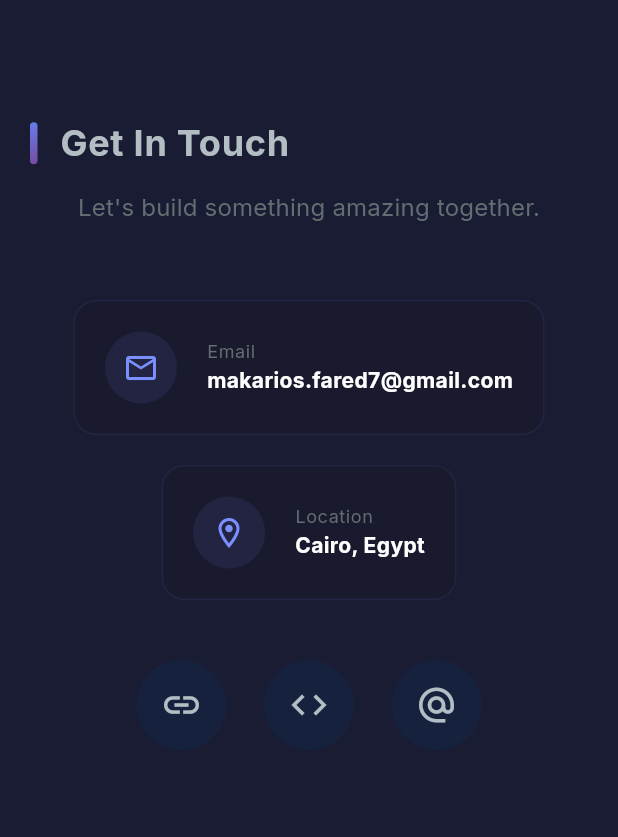
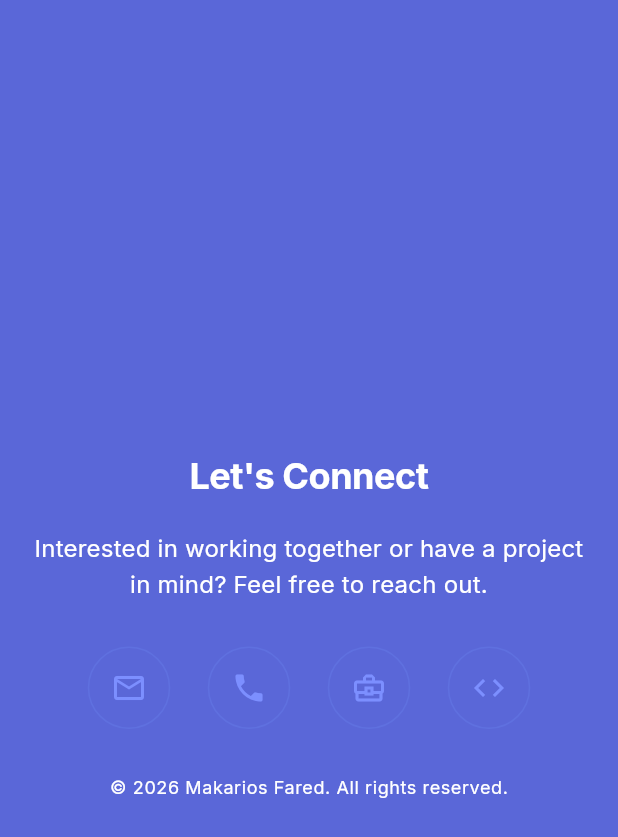
Before and after one commit to MakariosFared/portfolio, a Flutter app: the ConnectWithMe widget shown alone on an empty page, opened directly, on a phone screen of 412 x 824 dp. Shown: the top 837 px of the screen. Run offline on Flutter 3.47's test engine with Material 3 defaults, Android fonts, the phone set to English and light mode, and no system bars; our stand-ins replace animate_do, device_preview, dio, google_fonts, visibility_detector.

```diff
--- a/lib/core/widgets/section_header.dart
+++ b/lib/core/widgets/section_header.dart
@@ -30,7 +30,7 @@ class SectionHeader extends StatelessWidget {
           Text(
             title,
             style: AppTypography.h2.copyWith(
-              color: AppColors.textLight,
+              color: AppColors.textOnPrimary,
               fontSize: isMobile ? 24 : 32,
               fontWeight: FontWeight.bold,
               letterSpacing: 0.5,
--- a/lib/features/home/views/home_tablet.dart
+++ b/lib/features/home/views/home_tablet.dart
@@ -132,7 +132,9 @@ class _NavButton extends StatelessWidget {
       onPressed: onTap,
       child: Text(
         title,
-        style: AppTypography.bodyMedium.copyWith(color: AppColors.textLight),
+        style: AppTypography.bodyMedium.copyWith(
+          color: AppColors.textOnPrimary,
+        ),
       ),
     );
   }
--- a/lib/features/home/widgets/connect_with_me.dart
+++ b/lib/features/home/widgets/connect_with_me.dart
@@ -1,13 +1,24 @@
 import 'package:flutter/material.dart';
+import 'package:my_portfolio/core/widgets/scroll_reveal.dart';
 import 'package:url_launcher/url_launcher.dart';
 import '../../../../core/theme/colors.dart';
 import '../../../../core/theme/typography.dart';
-import '../../../../core/widgets/scroll_reveal.dart';
-import '../../../../core/widgets/section_header.dart';
 import '../../../../core/utils/responsive/size_config.dart';
 
-class ConnectWithMe extends StatelessWidget {
+class ConnectWithMe extends StatefulWidget {
   const ConnectWithMe({super.key});
+
+  @override
+  State<ConnectWithMe> createState() => _ConnectWithMeState();
+}
+
+class _ConnectWithMeState extends State<ConnectWithMe> {
+  // ================== EDIT YOUR DATA HERE ==================
+  final String email = "your_email@example.com";
+  final String whatsappNumber = "201000000000";
+  final String linkedInUrl = "https://linkedin.com/in/your-profile";
+  final String githubUrl = "https://github.com/your-username";
+  // =========================================================
 
   @override
   Widget build(BuildContext context) {
@@ -15,236 +26,144 @@ class ConnectWithMe extends StatelessWidget {
     bool isMobile = SizeConfig.isMobile;
 
     return Container(
+      width: double.infinity,
       padding: EdgeInsets.symmetric(
-        horizontal: isMobile ? 20 : 40,
-        vertical: 80,
+        horizontal: isMobile ? 20 : 30,
+        vertical: isMobile ? 12 : 20,
       ),
-      color: AppColors.surfaceDark.withValues(alpha: 0.3),
+      color: AppColors.primaryDark,
       child: Column(
+        mainAxisAlignment: MainAxisAlignment.center,
         children: [
-          SectionHeader(title: 'Get In Touch'),
-          const SizedBox(height: 15),
+          SizedBox(height: 12),
           ScrollReveal(
             type: ScrollRevealType.fadeSlideUp,
-            delay: const Duration(milliseconds: 200),
+            delay: const Duration(milliseconds: 300),
             child: Text(
-              "Let's build something amazing together.",
-              style: AppTypography.bodyLarge.copyWith(
-                color: AppColors.textSecondary,
+              "Let's Connect",
+              style: AppTypography.h2.copyWith(
+                color: Colors.white,
+                fontWeight: FontWeight.bold,
               ),
               textAlign: TextAlign.center,
             ),
           ),
-          const SizedBox(height: 50),
-          isMobile
-              ? Column(
-                  children: [
+          const SizedBox(height: 20),
           ScrollReveal(
             type: ScrollRevealType.fadeSlideUp,
             delay: const Duration(milliseconds: 300),
-                      child: _buildContactInfo(),
+            child: ConstrainedBox(
+              constraints: const BoxConstraints(maxWidth: 600),
+              child: Text(
+                "Interested in working together or have a project in mind? Feel free to reach out.",
+                style: AppTypography.bodyLarge.copyWith(
+                  color: AppColors.textOnPrimary,
                 ),
-                    const SizedBox(height: 40),
+                textAlign: TextAlign.center,
+              ),
+            ),
+          ),
+          const SizedBox(height: 30),
+
+          /// SOCIAL ICONS ROW
           ScrollReveal(
-                      type: ScrollRevealType.zoomFade,
-                      delay: const Duration(milliseconds: 400),
-                      child: _buildSocialLinks(),
+            type: ScrollRevealType.fadeSlideUp,
+            delay: const Duration(milliseconds: 300),
+            child: Wrap(
+              alignment: WrapAlignment.center,
+              spacing: 25,
+              runSpacing: 25,
+              children: [
+                _SocialButton(
+                  icon: Icons.email_outlined,
+                  onTap: () => _launch("mailto:$email"),
+                ),
+                _SocialButton(
+                  icon: Icons.phone,
+                  onTap: () =>
+                      _launch("https://wa.me/$whatsappNumber"),
+                ),
+                _SocialButton(
+                  icon: Icons.business_center_outlined,
+                  onTap: () => _launch(linkedInUrl),
+                ),
+                _SocialButton(
+                  icon: Icons.code,
+                  onTap: () => _launch(githubUrl),
                 ),
               ],
-                )
-              : Row(
-                  mainAxisAlignment: MainAxisAlignment.spaceEvenly,
-                  children: [
-                    Expanded(
-                      child: ScrollReveal(
-                        type: ScrollRevealType.fadeSlideUp,
-                        delay: const Duration(milliseconds: 300),
-                        child: _buildContactInfo(),
             ),
           ),
-                    Expanded(
-                      child: ScrollReveal(
-                        type: ScrollRevealType.zoomFade,
-                        delay: const Duration(milliseconds: 400),
-                        child: _buildSocialLinks(),
+
+          const SizedBox(height: 30),
+
+          /// FOOTER TEXT
+          Text(
+            "© ${DateTime.now().year} Makarios Fared. All rights reserved.",
+            style: AppTypography.bodySmall.copyWith(
+              color: AppColors.textOnPrimary,
             ),
-                    ),
-                  ],
           ),
         ],
       ),
     );
   }
 
-  Widget _buildContactInfo() {
-    return Column(
-      children: [
-        _ContactItem(
-          icon: Icons.email_outlined,
-          title: 'Email',
-          value: 'makarios.fared7@gmail.com',
-          onTap: () => launchUrl(Uri.parse('mailto:makarios.fared7@gmail.com')),
-        ),
-        const SizedBox(height: 20),
-        _ContactItem(
-          icon: Icons.location_on_outlined,
-          title: 'Location',
-          value: 'Cairo, Egypt',
-          onTap: () {},
-        ),
-      ],
-    );
-  }
-
-  Widget _buildSocialLinks() {
-    return Row(
-      mainAxisAlignment: MainAxisAlignment.center,
-      children: [
-        _SocialIcon(
-          icon:
-              'assets/icons/linkedin.png', // Placeholder, use icon if png not available
-          label: 'LinkedIn',
-          onTap: () {},
-        ),
-        const SizedBox(width: 25),
-        _SocialIcon(
-          icon: 'assets/icons/github.png',
-          label: 'GitHub',
-          onTap: () {},
-        ),
-        const SizedBox(width: 25),
-        _SocialIcon(
-          icon: 'assets/icons/twitter.png',
-          label: 'Twitter',
-          onTap: () {},
-        ),
-      ],
-    );
+  Future<void> _launch(String url) async {
+    final Uri uri = Uri.parse(url);
+    await launchUrl(uri, mode: LaunchMode.externalApplication);
   }
 }
 
-class _ContactItem extends StatelessWidget {
+class _SocialButton extends StatefulWidget {
   final IconData icon;
-  final String title;
-  final String value;
   final VoidCallback onTap;
 
-  const _ContactItem({
+  const _SocialButton({
     required this.icon,
-    required this.title,
-    required this.value,
     required this.onTap,
   });
 
   @override
+  State<_SocialButton> createState() => _SocialButtonState();
+}
+
+class _SocialButtonState extends State<_SocialButton> {
+  bool isHovered = false;
+
+  @override
   Widget build(BuildContext context) {
-    return InkWell(
-      onTap: onTap,
-      borderRadius: BorderRadius.circular(15),
-      child: Container(
-        padding: const EdgeInsets.all(20),
+    bool isMobile = SizeConfig.isMobile;
+
+    return MouseRegion(
+      onEnter: (_) => setState(() => isHovered = true),
+      onExit: (_) => setState(() => isHovered = false),
+      child: GestureDetector(
+        onTap: widget.onTap,
+        child: AnimatedContainer(
+          duration: const Duration(milliseconds: 250),
+          width: isMobile ? 55 : 65,
+          height: isMobile ? 55 : 65,
           decoration: BoxDecoration(
-          color: AppColors.backgroundDark,
-          borderRadius: BorderRadius.circular(15),
-          border: Border.all(color: AppColors.primary.withValues(alpha: 0.1)),
+            shape: BoxShape.circle,
+            border: Border.all(
+              color: isHovered
+                  ? AppColors.primary
+                  : AppColors.primary.withValues(alpha: 0.4),
             ),
-        child: Row(
-          mainAxisSize: MainAxisSize.min,
-          children: [
-            Container(
-              padding: const EdgeInsets.all(12),
-              decoration: BoxDecoration(
-                color: AppColors.primary.withValues(alpha: 0.1),
-                shape: BoxShape.circle,
+            color: isHovered
+                ? AppColors.primary
+                : Colors.transparent,
           ),
-              child: Icon(icon, color: AppColors.primaryLight, size: 24),
+          child: Icon(
+            widget.icon,
+            color: isHovered
+                ? Colors.white
+                : AppColors.primaryLight,
+            size: isMobile ? 24 : 28,
           ),
-            const SizedBox(width: 20),
-            Column(
-              crossAxisAlignment: CrossAxisAlignment.start,
-              children: [
-                Text(
-                  title,
-                  style: AppTypography.caption.copyWith(
-                    color: AppColors.textSecondary,
-                  ),
-                ),
-                Text(
-                  value,
-                  style: AppTypography.bodyMedium.copyWith(
-                    color: Colors.white,
-                    fontWeight: FontWeight.bold,
-                  ),
-                ),
-              ],
-            ),
-          ],
         ),
       ),
     );
   }
 }
-
-class _SocialIcon extends StatefulWidget {
-  final String icon;
-  final String label;
-  final VoidCallback onTap;
-
-  const _SocialIcon({
-    required this.icon,
-    required this.label,
-    required this.onTap,
-  });
-
-  @override
-  State<_SocialIcon> createState() => _SocialIconState();
-}
-
-class _SocialIconState extends State<_SocialIcon> {
-  bool isHovered = false;
-
-  @override
-  Widget build(BuildContext context) {
-    return MouseRegion(
-      onEnter: (_) => setState(() => isHovered = true),
-      onExit: (_) => setState(() => isHovered = false),
-      child: InkWell(
-        onTap: widget.onTap,
-        child: AnimatedContainer(
-          duration: const Duration(milliseconds: 200),
-          padding: const EdgeInsets.all(16),
-          decoration: BoxDecoration(
-            color: isHovered ? AppColors.primary : AppColors.surfaceDark,
-            shape: BoxShape.circle,
-            boxShadow: [
-              if (isHovered)
-                BoxShadow(
-                  color: AppColors.primary.withValues(alpha: 0.4),
-                  blurRadius: 15,
-                  spreadRadius: 2,
-                ),
-            ],
-          ),
-          child: Icon(
-            _getIconForLabel(widget.label),
-            color: isHovered ? Colors.white : AppColors.textLight,
-            size: 28,
-          ),
-        ),
-      ),
-    );
-  }
-
-  IconData _getIconForLabel(String label) {
-    switch (label.toLowerCase()) {
-      case 'linkedin':
-        return Icons.link;
-      case 'github':
-        return Icons.code;
-      case 'twitter':
-        return Icons.alternate_email;
-      default:
-        return Icons.share;
-    }
-  }
-}
--- a/lib/features/home/widgets/featured_projects.dart
+++ b/lib/features/home/widgets/featured_projects.dart
@@ -197,7 +197,7 @@ class _ProjectCardState extends State<_ProjectCard> {
                     Text(
                       widget.description,
                       style: AppTypography.bodySmall.copyWith(
-                        color: AppColors.textLight,
+                        color: AppColors.textOnPrimary,
                         fontSize: isMobile ? 12 : 14,
                       ),
                       maxLines: isMobile
@@ -209,7 +209,7 @@ class _ProjectCardState extends State<_ProjectCard> {
                     SizedBox(height: isMobile ? 16 : 24),
 
                     Divider(
-                      color: AppColors.textLight,
+                      color: AppColors.textOnPrimary,
                       thickness: 1,
                     ),
 
--- a/lib/features/home/widgets/professional_journey.dart
+++ b/lib/features/home/widgets/professional_journey.dart
@@ -303,8 +303,8 @@ class _JourneyCardState extends State<_JourneyCard>
                                 widget.item.role,
                                 style: AppTypography.h4.copyWith(
                                   color: isHovered
-                                      ? AppColors.textLight
-                                      : AppColors.textLight.withValues(
+                                      ? AppColors.textOnPrimary
+                                      : AppColors.textOnPrimary.withValues(
                                           alpha: 0.9,
                                         ),
                                   fontWeight: FontWeight.bold,
```
Also changed, not shown: lib/features/home/views/home_desktop.dart (+0 -31 lines), lib/features/home/views/home_mobile.dart (+16 -16 lines), lib/features/home/widgets/desktop_app_bar.dart (+3 -8 lines), lib/features/home/widgets/hero_section.dart (+14 -5 lines), lib/features/home/widgets/technical_expertise.dart (+55 -82 lines). Lines whose indentation alone changed are shown as unchanged.
